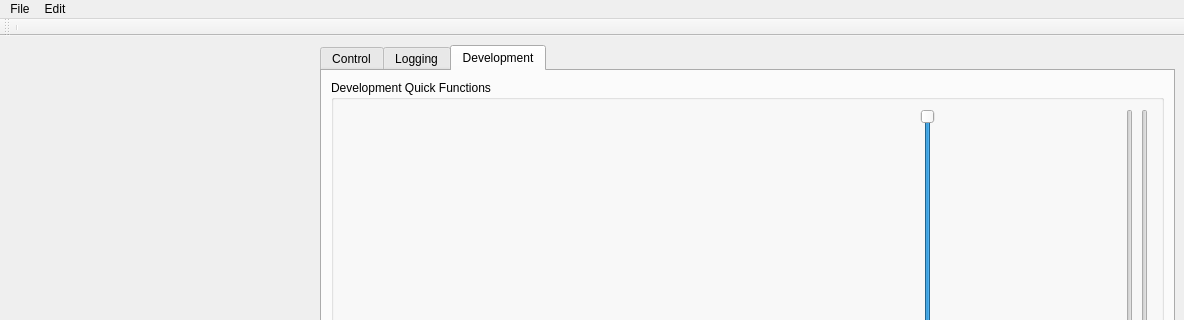
This is StageRunner/gui/stagerunnermainwin.ui in Pit1966/StageRunner as Qt 5 draws it before an edit; both pictures show x 0 to 1184 and y 0 to 320 of the 1184 by 712 pixel window. The edited form follows.
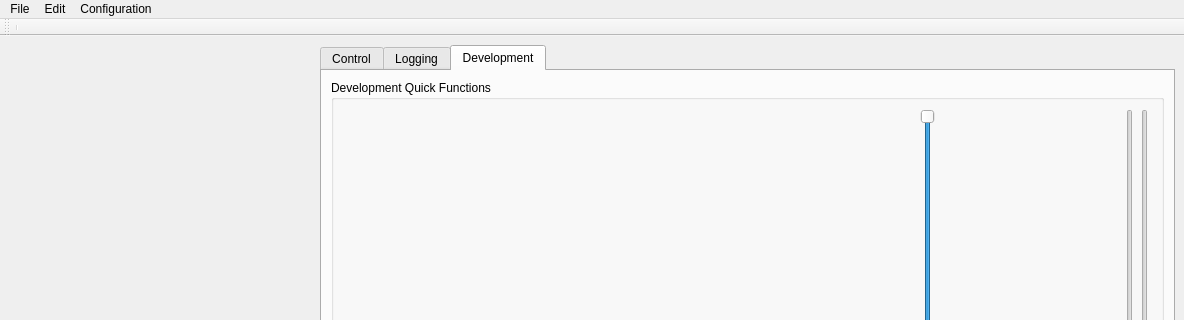
This is the edited form. Icons and pictures are not drawn. Custom widgets are drawn as their Qt base class.

Diff of the .ui file:
```diff
--- a/StageRunner/gui/stagerunnermainwin.ui
+++ b/StageRunner/gui/stagerunnermainwin.ui
@@ -187,8 +187,15 @@
     </property>
     <addaction name="actionEdit_Mode"/>
    </widget>
+   <widget class="QMenu" name="menuConfiguration">
+    <property name="title">
+     <string>Configuration</string>
+    </property>
+    <addaction name="actionSetup"/>
+   </widget>
    <addaction name="menuFile"/>
    <addaction name="menuEdit"/>
+   <addaction name="menuConfiguration"/>
   </widget>
   <widget class="QStatusBar" name="statusbar"/>
   <widget class="QToolBar" name="toolBar">
```
Left out of the diff: 5 changed lines with no effect on the pictures.
